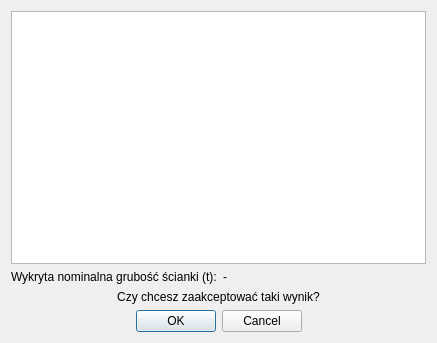
Before: the Qt Designer form ReferenceSelectionWindow.ui in ukito-pl/UltraSoundScanViewer, drawn with Qt 5.
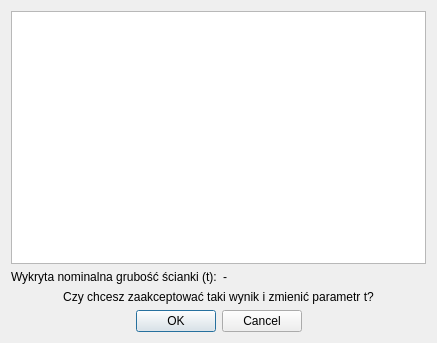
After: the same form once the commit is applied.

```diff
--- a/ReferenceSelectionWindow.ui
+++ b/ReferenceSelectionWindow.ui
@@ -38,7 +38,7 @@
    <item>
     <widget class="QLabel" name="label_2">
      <property name="text">
-      <string>Czy chcesz zaakceptować taki wynik?</string>
+      <string>Czy chcesz zaakceptować taki wynik i zmienić parametr t?</string>
      </property>
      <property name="alignment">
       <set>Qt::AlignCenter</set>
```
